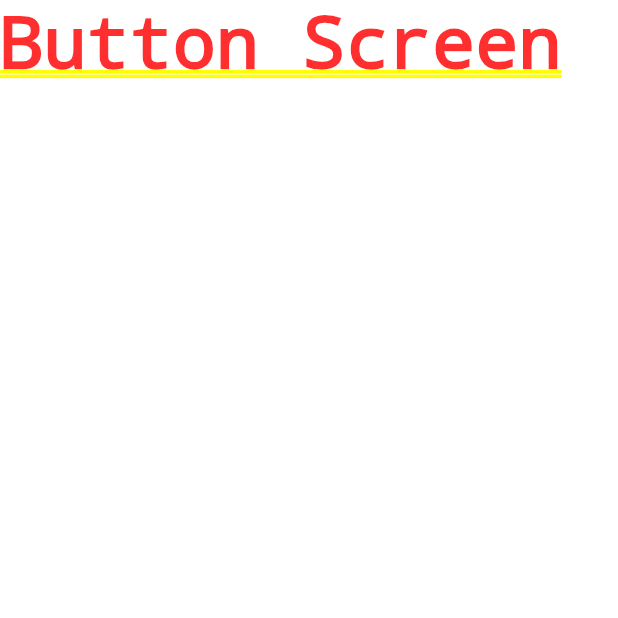
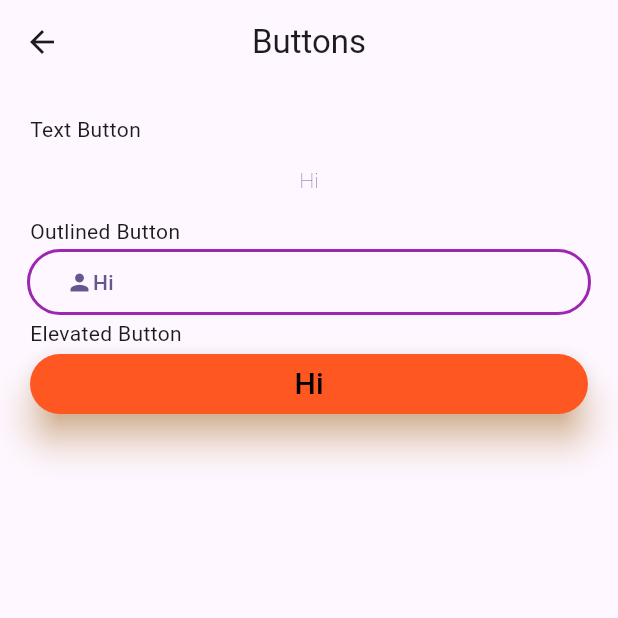
Before and after one commit to Pratyusha114/Flutter, a Flutter app: the screen it shows after launch, after a tap on "Buttons", on a phone screen of 412 x 824 dp, the top half of it. Run offline on Flutter 3.47's test engine with Material 3 defaults, Android fonts, the phone set to English and light mode, and no system bars; our stand-ins replace get.

Commit message:
Buttons with Alerts.

```diff
--- a/lib/buttons_feature/buttons_sreen.dart
+++ b/lib/buttons_feature/buttons_sreen.dart
@@ -1,11 +1,65 @@
+import 'package:flutter/material.dart';
+import 'package:get/get_core/src/get_main.dart';
+import 'package:get/get_navigation/get_navigation.dart';
 
-import 'package:flutter/cupertino.dart';
-
-class ButtonsScreen extends StatelessWidget{
+class ButtonsScreen extends StatelessWidget {
   const ButtonsScreen({super.key});
 
   @override
-  Widget build(BuildContext context){
-    return const Text("Button Screen");
+  Widget build(BuildContext context) {
+    return Scaffold(
+        appBar: AppBar(
+          centerTitle: true,
+          leading: IconButton(
+            onPressed: () {
+              Get.back();
+            },
+            icon: const Icon(Icons.arrow_back),
+          ),
+          title: const Text("Buttons"),
+        ),
+        body: Container(
+            margin: const EdgeInsets.all(20),
+            child: Column(
+              crossAxisAlignment: CrossAxisAlignment.stretch,
+              children: [
+                const Text("Text Button"),
+                TextButton(
+                    onPressed: () {},
+                    style: TextButton.styleFrom(
+                        textStyle: const TextStyle(
+                            fontStyle: FontStyle.normal,
+                            fontWeight: FontWeight.w200,
+                            color: Colors.white24)),
+                    child: Container(
+                        margin: const EdgeInsets.all(5),
+                        child: const Text("Hi"))),
+                const Text("Outlined Button"),
+                OutlinedButton(
+                    onPressed: () {},
+                    style: OutlinedButton.styleFrom(
+                        shape: const StadiumBorder(
+                            side: BorderSide(
+                                color: Colors.purpleAccent, width: 20)),
+                        side: const BorderSide(
+                            color: Colors.purple,
+                            width: 2,
+                            strokeAlign: BorderSide.strokeAlignOutside)),
+                    child:
+                        const Row(children: [Icon(Icons.person), Text("Hi")])),
+                const Text("Elevated Button"),
+                ElevatedButton(
+                    onPressed: () {},
+                    style: ElevatedButton.styleFrom(
+                      elevation: 10,
+                      shadowColor: Colors.orangeAccent,
+                      backgroundColor: Colors.deepOrange,
+                    ),
+                    child: const Text(
+                      "Hi",
+                      style: TextStyle(color: Colors.black, fontSize: 20),
+                    ))
+              ],
+            )));
   }
 }
--- a/lib/core/navigations/graph.dart
+++ b/lib/core/navigations/graph.dart
@@ -1,4 +1,6 @@
+import 'package:flutter_basics/alerts_feature/alert_screen.dart';
 import 'package:flutter_basics/bottom_nav_feature/bottom_navigation_screen.dart';
+import 'package:flutter_basics/bottom_nav_feature/general_bottom_nav.dart';
 import 'package:flutter_basics/core/navigations/routes.dart';
 import 'package:get/get_navigation/src/routes/get_route.dart';
 
@@ -8,7 +10,9 @@ import '../../menu_feature/menu_screen.dart';
 List<GetPage> routes = [
   GetPage(name: Routes.launcherScreen, page: () => const MainScreen()),
   GetPage(name: Routes.buttons, page: () => const ButtonsScreen()),
+  GetPage(name: Routes.alerts, page: () => const AlertScreen()),
   GetPage(
       name: Routes.bottomNavigationScreen,
-      page: () => const BottomNavigationScreen())
+      page: () => const BottomNavigationScreen()),
+  GetPage(name: Routes.generalBottomNav, page: () => const GeneralBottomNav())
 ];
--- a/lib/core/navigations/routes.dart
+++ b/lib/core/navigations/routes.dart
@@ -1,6 +1,12 @@
 class Routes {
   static const launcherScreen = "/main";
+  static const homeScreen = "/home";
+
+  static const buttons = "/buttons";
+  static const alerts = "/alerts";
+
   static const bottomNavigationScreen = "/bottomNavigation";
-  static const homeScreen = "/home";
-  static const buttons = "/buttons";
+  static const generalBottomNav = "/generalBottomNav";
+  static const bottomNavWithBadges = "/BottomNavWithBadges";
+  static const bottomNavWithFab = "/BottomNavWithFAB";
 }
--- a/lib/menu_feature/menu_screen.dart
+++ b/lib/menu_feature/menu_screen.dart
@@ -3,7 +3,6 @@ import 'package:get/get_core/src/get_main.dart';
 import 'package:get/get_navigation/get_navigation.dart';
 
 import '../core/navigations/routes.dart';
-
 
 class MainScreen extends StatelessWidget {
   const MainScreen({super.key});
@@ -14,13 +13,14 @@ class MainScreen extends StatelessWidget {
       appBar: AppBar(
         title: const Text("Flutter Basics"),
       ),
-      body: const MenuOptions(titles: ["Buttons", "Bottom Navigation"]),
+      body: const MenuOptions(
+          titles: {0: "Buttons", 1: "Alert", 2: "Bottom Navigation"}),
     );
   }
 }
 
 class MenuOptions extends StatelessWidget {
-  final List<String> titles;
+  final Map<int, String> titles;
 
   const MenuOptions({super.key, required this.titles});
 
@@ -30,12 +30,17 @@ class MenuOptions extends StatelessWidget {
       itemCount: titles.length,
       itemBuilder: (context, index) {
         return CardItem(
-          title: titles[index],
-          onTap: (String str) {
-            if (str == "Buttons") {
-              Get.toNamed(Routes.buttons);
-            } else {
-              Get.toNamed(Routes.bottomNavigationScreen);
+          title: titles[index]!,
+          onTap: () {
+            switch (index) {
+              case 0:
+                {
+                  Get.toNamed(Routes.buttons);
+                }
+              case 1:
+                {
+                  Get.toNamed(Routes.alerts);
+                }
             }
           },
         );
@@ -45,18 +50,24 @@ class MenuOptions extends StatelessWidget {
 }
 
 class CardItem extends StatelessWidget {
-  final void Function(String) onTap;
+  final void Function() onTap;
   final String title;
+  final Color cardColor;
 
-  const CardItem({super.key, required this.title, required this.onTap});
+  const CardItem(
+      {super.key,
+      required this.title,
+      required this.onTap,
+      this.cardColor = Colors.white});
 
   @override
   Widget build(BuildContext context) {
     return InkWell(
         onTap: () {
-          onTap(title);
+          onTap();
         },
         child: Card(
+          color: cardColor,
           shape: const RoundedRectangleBorder(
               borderRadius: BorderRadius.all(Radius.circular(5))),
           clipBehavior: Clip.antiAlias,
--- a/pubspec.yaml
+++ b/pubspec.yaml
@@ -63,6 +63,7 @@ flutter:
   # To add assets to your application, add an assets section, like this:
   assets:
     - assets/icons/
+    - assets/images/
 
   # An image asset can refer to one or more resolution-specific "variants", see
   # https://flutter.dev/assets-and-images/#resolution-aware
```
Also changed, not shown: lib/alerts_feature/alert_screen.dart (added, +117 -0 lines), lib/bottom_nav_feature/bottom_navigation_screen.dart (+51 -2 lines), lib/bottom_nav_feature/general_bottom_nav.dart (added, +11 -0 lines), assets/images/image.png (added).
